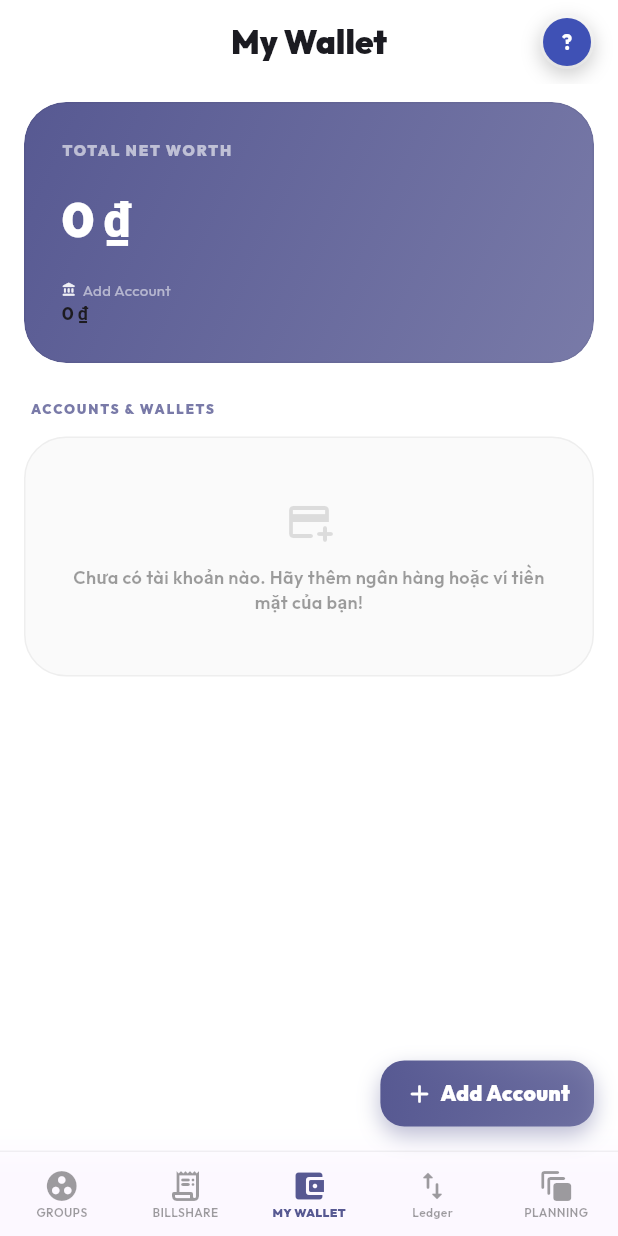
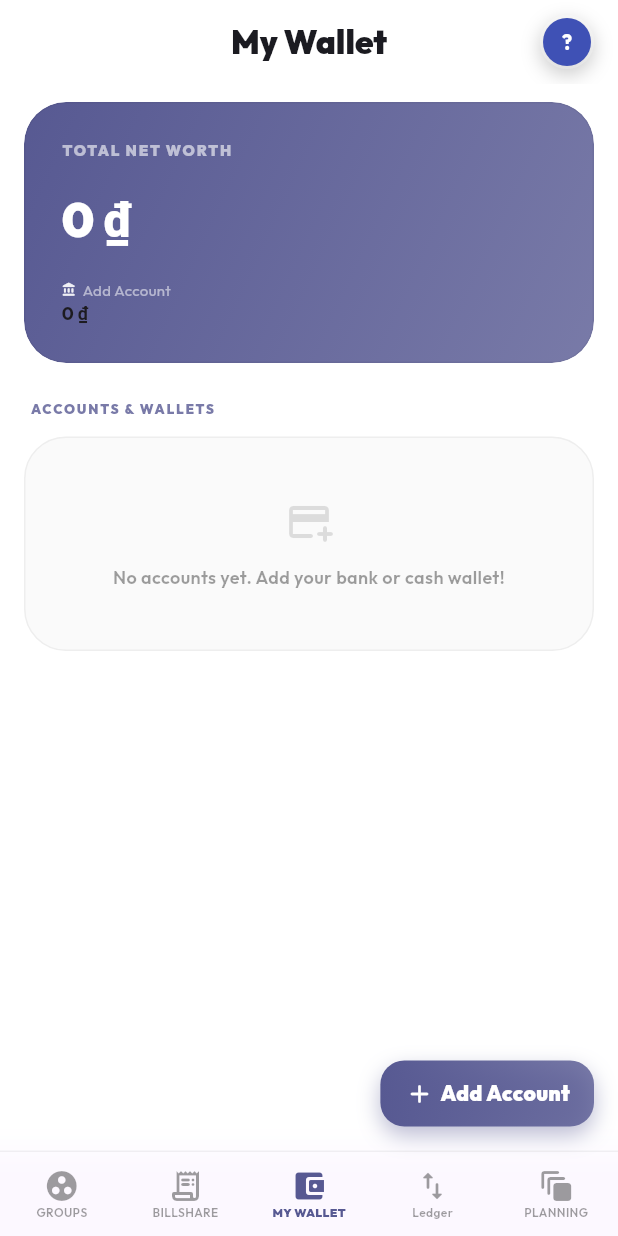
Before and after one commit to stevexle/setting-group-debits, a Flutter app: the screen it shows once a user with an empty profile is signed in, on a phone screen of 412 x 824 dp. Run offline on Flutter 3.47's test engine with Material 3 defaults, Android fonts, the phone set to English and light mode, and no system bars; our stand-ins replace cached_network_image, cloud_firestore, firebase_auth, firebase_core, firebase_crashlytics, firebase_messaging and 10 more; accounts and stored records are empty; generated files the repository leaves out were written again.

Commit message:
style: finalize i18n localization audit
- Verified and fixed remaining hardcoded strings in WalletScreen and PlanningHubScreen.
- Synchronized AppStrings with missing keys across multiple modules.
- Ensured currency and number formatting follow professional standards.
- Performed a clean 'flutter analyze' pass.

```diff
--- a/lib/l10n/strings.dart
+++ b/lib/l10n/strings.dart
@@ -167,6 +167,7 @@ class AppStrings {
     historyLabel: 'BIẾN ĐỘNG SỐ DƯ',
     currentBalanceLabel: 'SỐ DƯ HIỆN TẠI',
     noHistoryForAccount: 'Chưa có biến động số dư cho tài khoản này.',
+    noAccountsMsg: 'Chưa có tài khoản nào. Hãy thêm ngân hàng hoặc ví tiền mặt!',
     addPlanTitle: 'Lập Kế Hoạch Mới',
     planTitleHint: 'Tên kế hoạch (vD: Du lịch Đà Lạt, Mua ô tô)',
     budgetHint: 'Tổng dự trù ngân sách (₫)',
@@ -385,6 +386,7 @@ class AppStrings {
     historyLabel: 'TRANSACTION HISTORY',
     currentBalanceLabel: 'CURRENT BALANCE',
     noHistoryForAccount: 'No transaction history for this account.',
+    noAccountsMsg: 'No accounts yet. Add your bank or cash wallet!',
     addPlanTitle: 'Create New Plan',
     planTitleHint: 'Plan title (e.g. Vacation, Car)',
     budgetHint: 'Total budget (₫)',
@@ -602,6 +604,7 @@ class AppStrings {
   final String historyLabel;
   final String currentBalanceLabel;
   final String noHistoryForAccount;
+  final String noAccountsMsg;
   final String addPlanTitle;
   final String planTitleHint;
   final String budgetHint;
@@ -819,6 +822,7 @@ class AppStrings {
     required this.historyLabel,
     required this.currentBalanceLabel,
     required this.noHistoryForAccount,
+    required this.noAccountsMsg,
     required this.addPlanTitle,
     required this.planTitleHint,
     required this.budgetHint,
--- a/lib/ui/billshare/widgets/billshare_settle_card.dart
+++ b/lib/ui/billshare/widgets/billshare_settle_card.dart
@@ -79,8 +79,8 @@ class SettleUpCard extends StatelessWidget {
               shape: RoundedRectangleBorder(
                   borderRadius: BorderRadius.circular(12)),
             ),
-            child: const Text('Paid',
-                style: TextStyle(fontWeight: FontWeight.w900, fontSize: 14)),
+            child: Text(s.settleNow,
+                style: const TextStyle(fontWeight: FontWeight.w900, fontSize: 14)),
           ),
         ],
       ),
--- a/lib/ui/ledger/widgets/transaction_detail_modal.dart
+++ b/lib/ui/ledger/widgets/transaction_detail_modal.dart
@@ -290,7 +290,7 @@ class TransactionDetailModal extends StatelessWidget {
             onSelected: (acc) {
               state.linkGroupTransactionToWallet(gtx.id, acc.id);
               ScaffoldMessenger.of(context).showSnackBar(
-                const SnackBar(content: Text("Đã hạch toán vào ví!")),
+                SnackBar(content: Text(s.settleDone)),
               );
             },
           );
--- a/lib/ui/wallet/wallet_screen.dart
+++ b/lib/ui/wallet/wallet_screen.dart
@@ -44,8 +44,7 @@ class WalletScreen extends StatelessWidget {
         const SizedBox(height: 12),
         if (accounts.isEmpty)
           EmptyCard(
-            message:
-                'Chưa có tài khoản nào. Hãy thêm ngân hàng hoặc ví tiền mặt của bạn!',
+            message: s.noAccountsMsg,
             icon: Icons.add_card_rounded,
           )
         else
```
